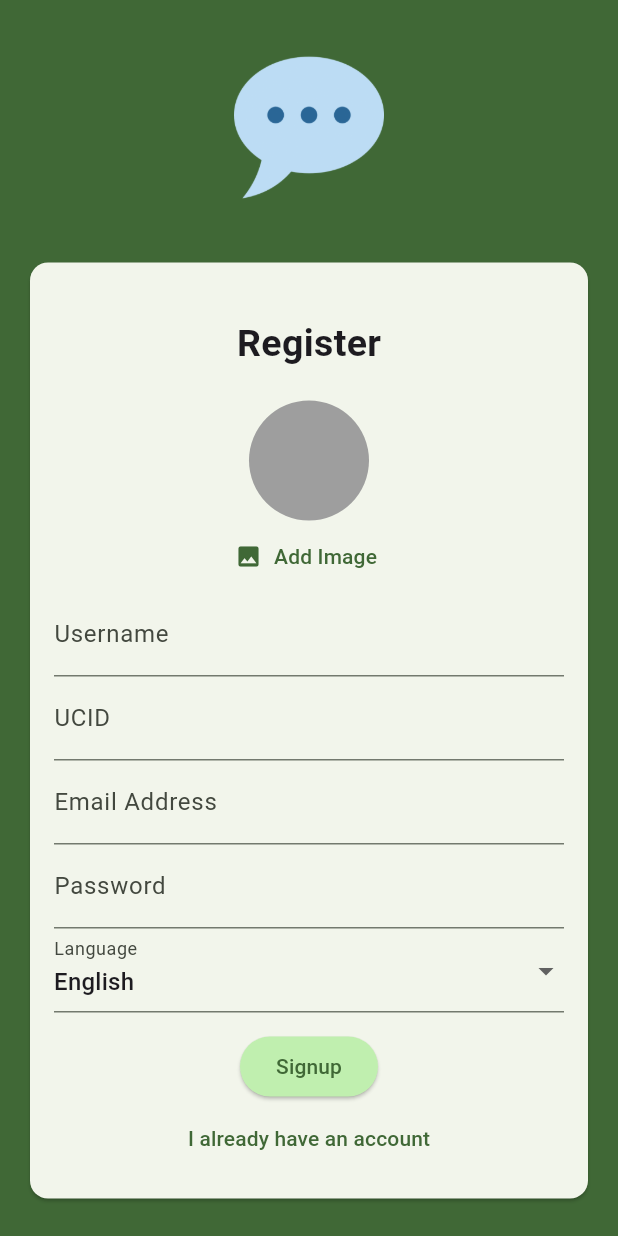
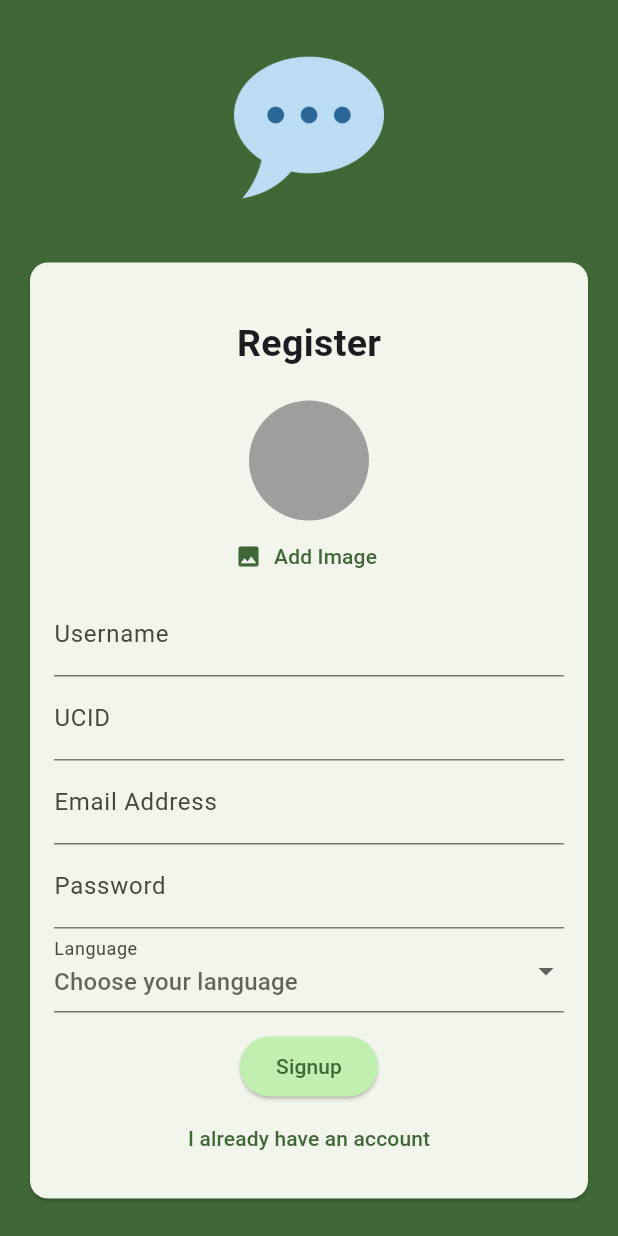
Before and after one commit to jojojojonathan/flutter_chat_app, a Flutter app: the screen it shows after launch, after a tap on "Login", after a tap on "Create an account", on a phone screen of 412 x 824 dp. Run offline on Flutter 3.47's test engine with Material 3 defaults, Android fonts, the phone set to English and light mode, and no system bars; our stand-ins replace cloud_firestore, firebase_auth, firebase_core, firebase_storage, googleapis_auth, image_picker; missing offline and left inert: googleapis; accounts and stored records are empty.

```diff
--- a/lib/screens/auth.dart
+++ b/lib/screens/auth.dart
@@ -206,7 +206,8 @@ class _AuthScreenState extends State<AuthScreen> {
                             ),
                             if (!_isLogin)
                               DropdownButtonFormField<String>(
-                                value: _enteredLanguage,
+                                // value: _enteredLanguage,
+                                hint: const Text('Choose your language'),
                                 items: languages
                                     .map((lang) => DropdownMenuItem(
                                           value: lang,
--- a/pubspec.yaml
+++ b/pubspec.yaml
@@ -41,6 +41,8 @@ dependencies:
   image_picker: ^1.1.2
   cloud_firestore: ^5.4.0
   firebase_messaging: ^15.1.0
+  googleapis: ^13.2.0
+  googleapis_auth: ^1.6.0
 
 dev_dependencies:
   flutter_test:
```
Also changed, not shown: lib/widgets/translate_text.dart (added, +25 -0 lines), firebase.json, lib/firebase_options.dart, pubspec.lock, 2 other files.
